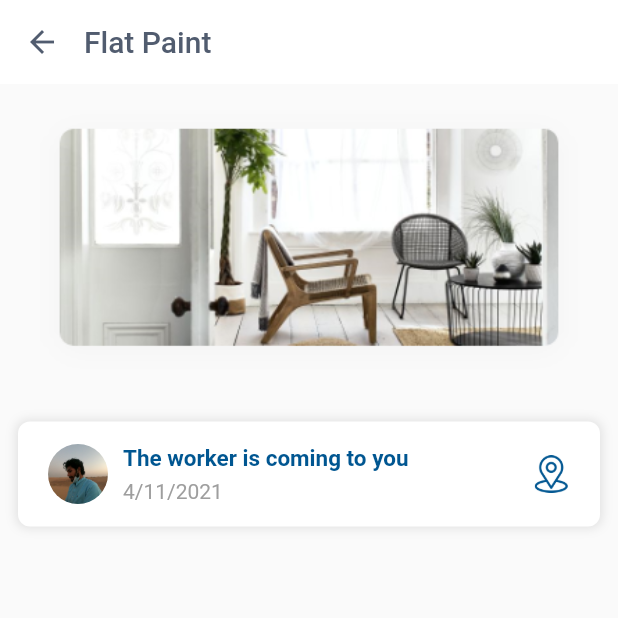
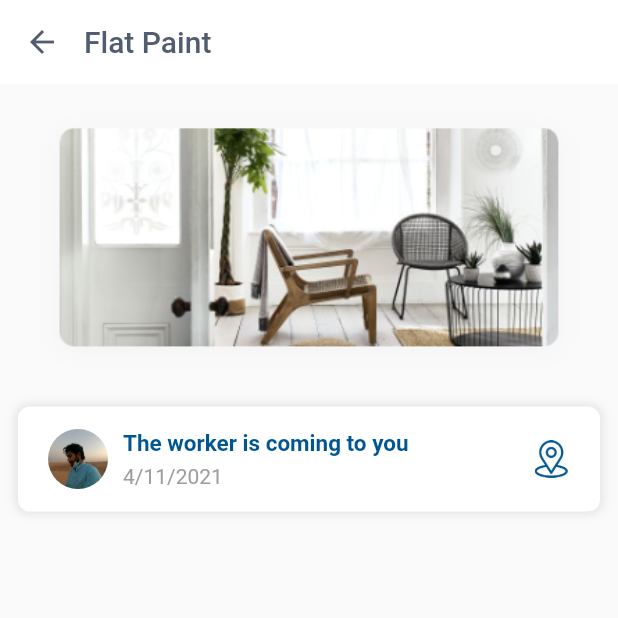
Before and after one commit to Ardhra-Vibin/my_ess, a Flutter app: the MyNavigationBar screen opened directly, item 3 of the bottom bar chosen, after a tap on "Flat Paint", on a phone screen of 412 x 824 dp, the top half of it. Run offline on Flutter 3.47's test engine with Material 2 defaults, Android fonts, the phone set to English and light mode, and no system bars; our stand-ins replace flutter_custom_clippers, material_design_icons_flutter, pin_code_fields, scrollable_positioned_list, shared_preferences; missing offline and left inert: dropdown_date_picker; accounts and stored records are empty.

Commit message:
added search and edited work progress screen

```diff
--- a/lib/Views/Categories/categories2.dart
+++ b/lib/Views/Categories/categories2.dart
@@ -106,7 +106,7 @@ class _CheckCategoryState extends State<CheckCategory> {
                                 children: [
                                   Row(
                                     children: [
-                                      Icon(Icons.person_outlined,color: Colors.white70,size: 12,),
+                                      Icon(Icons.person_outline,color: Colors.white70,size: 12,),
                                       SizedBox(width: 5,),
                                       SizedBox(height: 5,),
                                       Text("Name Here",style: TextStyle(fontWeight: FontWeight.bold,fontSize: 15,color: Colors.white),)
@@ -115,7 +115,7 @@ class _CheckCategoryState extends State<CheckCategory> {
                                   SizedBox(width: 5,),
                                   Row(
                                     children: [
-                                      Icon(Icons.location_on_outlined,color: Colors.white70,size: 12,),
+                                      Icon(Icons.location_on,color: Colors.white70,size: 12,),
                                       SizedBox(width: 5,),
                                       SizedBox(height: 5,),
                                       Text("location is here,the city",style: TextStyle(fontWeight: FontWeight.bold,fontSize: 10,color: Colors.white))
--- a/lib/Views/Categories/category_screen.dart
+++ b/lib/Views/Categories/category_screen.dart
@@ -111,7 +111,7 @@ class _Category_ScreenState extends State<Category_Screen> {
                                 Row(
                                   children: [
                                     Icon(
-                                      Icons.location_on_outlined,
+                                      Icons.location_on,
                                       color: white,
                                       size: 12,
                                     ),
--- a/lib/Views/Categories/search3.dart
+++ b/lib/Views/Categories/search3.dart
@@ -49,13 +49,13 @@ class _SearchState extends State<Search> {
                           children: [
                             Row(
                               children: [
-                                Icon(Icons.person_outlined,size: 20,),
+                                Icon(Icons.person_outline,size: 20,),
                                 Text("Person")
                               ],
                             ),
                             Row(
                               children: [
-                                Icon(Icons.person_outlined,size: 20,),
+                                Icon(Icons.person_outline,size: 20,),
                                 Text("location is here,the city")
                               ],
                             ),
@@ -65,7 +65,7 @@ class _SearchState extends State<Search> {
                     ),
                     Row(
                       children: [
-                        Icon(Icons.person_outlined,size: 20,),
+                        Icon(Icons.person_outline,size: 20,),
                       ],
                     ),
                   ],
--- a/lib/Views/Gps/3gps_site_search.dart
+++ b/lib/Views/Gps/3gps_site_search.dart
@@ -45,7 +45,7 @@ class _GPS_SiteSearchState extends State<GPS_SiteSearch> {
                       },
                       child: Row(
                         children: [
-                          Icon(Icons.arrow_back_ios_rounded,color: Colors.black,size: 20,),
+                          Icon(Icons.arrow_back_ios,color: Colors.black,size: 20,),
                                Text("back",style: TextStyle(color:Colors.black),)
                         ],
                       ),
--- a/lib/Views/Gps/4gps_location_detect.dart
+++ b/lib/Views/Gps/4gps_location_detect.dart
@@ -42,7 +42,7 @@ class _LocationDetectState extends State<LocationDetect> {
                       },
                       child: Row(
                         children: [
-                          Icon(Icons.arrow_back_ios_rounded,color: Colors.black,size: 20,),
+                          Icon(Icons.arrow_back_ios,color: Colors.black,size: 20,),
                           Text("back",style: TextStyle(color:Colors.black),)
                         ],
                       ),
--- a/lib/Views/Login/bottom_navigation_bar_screen.dart
+++ b/lib/Views/Login/bottom_navigation_bar_screen.dart
@@ -5,6 +5,7 @@ import 'package:flutter_ess_app/Views/Categories/search3.dart';
 import 'package:flutter_ess_app/Views/Categories/sub_categories_screen.dart';
 import 'package:flutter_ess_app/Views/Chat/chat_screen.dart';
 import 'package:flutter_ess_app/Views/Profile/profile.dart';
+import 'package:flutter_ess_app/Views/Search/search_screen.dart';
 import 'package:flutter_ess_app/Views/WorkProgress/work_progress_screen.dart';
 import 'package:flutter_ess_app/Views/widgets.dart';
 import 'package:material_design_icons_flutter/material_design_icons_flutter.dart';
@@ -24,7 +25,8 @@ class _MyNavigationBarState extends State<MyNavigationBar > {
     AddProfile(),
     WorkProgress(),
     ChatScreen(),
-    Text('Settings Screen', style: TextStyle(fontSize: 35, fontWeight: FontWeight.bold)),
+    SearchScreen()
+    // Text('Settings Screen', style: TextStyle(fontSize: 35, fontWeight: FontWeight.bold)),
   ];
   void _onItemTap(int index) {
     setState(() {
@@ -59,24 +61,24 @@ class _MyNavigationBarState extends State<MyNavigationBar > {
               items: const <BottomNavigationBarItem>[
                 BottomNavigationBarItem(
                     icon: Icon(Icons.home),
-                    label: 'Home',
+                    title: Text('Home'),
                 ),
                 BottomNavigationBarItem(
-                    icon: Icon(Icons.account_circle_outlined),
-                    label: 'Profile',
+                    icon: Icon(Icons.person_outline),
+                    title: Text('Profile'),
                 ),
                 BottomNavigationBarItem(
-                  icon: Icon(Icons.access_time_rounded),
-                  label: 'Timing',
+                  icon: Icon(Icons.access_time),
+                  title: Text( 'Timing'),
                 ),
                 BottomNavigationBarItem(
                   icon: Icon(MdiIcons.chatProcessingOutline),
-                  label: 'Messenger',
+                  title: Text('Messenger'),
                   //backgroundColor: Colors.lightBlue,
                 ),
                 BottomNavigationBarItem(
                   icon: Icon(MdiIcons.cogOutline),
-                  label: 'Settings',
+                  title: Text('Settings'),
                   //backgroundColor: Colors.lightBlue,
                 ),
               ],
--- a/lib/Views/Profile/profile.dart
+++ b/lib/Views/Profile/profile.dart
@@ -83,7 +83,7 @@ class _AddProfileState extends State<AddProfile> {
                                   ),
                                   Row(
                                     children: [
-                                      Icon(Icons.phone_in_talk_rounded,size: 12,color: sG,),
+                                      Icon(Icons.phone_in_talk,size: 12,color: sG,),
                                       SizedBox(width: 5,),
                                       Text("+123 123456789",style: f11sG)
                                     ],
--- a/lib/Views/Profile/profile_edit_screen.dart
+++ b/lib/Views/Profile/profile_edit_screen.dart
@@ -92,7 +92,7 @@ class _ProfileEditState extends State<ProfileEdit> {
                                 ),
                                 Row(
                                   children: [
-                                    Icon(Icons.phone_in_talk_rounded,size: 12,color: sG,),
+                                    Icon(Icons.phone_in_talk,size: 12,color: sG,),
                                     SizedBox(width: 5,),
                                     Text("+123 123456789",style: f11sG)
                                   ],
--- a/lib/Views/WorkProgress/pricing_terms_screen.dart
+++ b/lib/Views/WorkProgress/pricing_terms_screen.dart
@@ -107,7 +107,7 @@ class _PricingTermsScreenState extends State<PricingTermsScreen> {
                         color: fG,
                       ),
                       Text("0:23",style: f17tG,),
-                      Icon(Icons.access_time_rounded,color: Colors.redAccent[100],),
+                      Icon(Icons.access_time,color: Colors.redAccent[100],),
                     ],
                   ),
                 ),
--- a/lib/Views/WorkProgress/work_detail_screen1.dart
+++ b/lib/Views/WorkProgress/work_detail_screen1.dart
@@ -33,15 +33,16 @@ class _CheckWorkScreen1State extends State<CheckWorkScreen1> {
         padding: const EdgeInsets.only(right: 12,left: 12,top: 5),
         child: Column(
           children: [
-            ClipRRect(
-              borderRadius:BorderRadius.circular(12),
-              child: Container(
-                height: 200,
-                width: w,
-                child:Image.asset(widget.img,fit: BoxFit.fill,),
+            Container(
+              height:200,
+              width: w,
+              clipBehavior: Clip.antiAlias,
+              decoration: BoxDecoration(
+                  borderRadius: BorderRadius.circular(10)
               ),
+              child: Image.asset("assets/image/flatpaintchair.png",fit: BoxFit.cover,),
             ),
-            SizedBox(height: 20,),
+            SizedBox(height: 10,),
             GestureDetector(
               onTap: (){
                 Navigator.push(context, MaterialPageRoute(builder: (context) => WorkDetailsScreen2()));
--- a/lib/Views/WorkProgress/work_progress_screen.dart
+++ b/lib/Views/WorkProgress/work_progress_screen.dart
@@ -74,7 +74,7 @@ class _WorkProgressState extends State<WorkProgress> {
                         Row(
                           children: [
                             Icon(
-                              Icons.location_on_outlined,
+                              Icons.location_on,
                               color: white,
                               size: 12,
                             ),
@@ -119,7 +119,7 @@ class _WorkProgressState extends State<WorkProgress> {
                 )
               ),
               child: Padding(
-                padding: const EdgeInsets.only(left: 12,right: 12,bottom: 20,top: 20),
+                padding: const EdgeInsets.only(left: 12,right: 12,bottom: 20,top: 30),
                 child: Column(
                   children: [
                     Row(
@@ -137,17 +137,13 @@ class _WorkProgressState extends State<WorkProgress> {
                         },
                         child: Container(
                           decoration: BoxDecoration(
-                              boxShadow: [
-                                BoxShadow(
-                                    color: Colors.grey[100],
-                                    blurRadius: 2,
-                                    spreadRadius: 2
-                                )
-                              ]
+                              color: white,
+                              borderRadius: BorderRadius.circular(8),
+                              boxShadow: [BoxShadow(color: Colors.grey[300],
+                                  spreadRadius: 1,blurRadius: 5),]
                           ),
-                          child: Card(
                           child: Padding(
-                              padding: const EdgeInsets.all(8.0),
+                            padding: const EdgeInsets.all(10),
                             child: Container(
                               child: Row(
                                 mainAxisAlignment: MainAxisAlignment.spaceBetween,
@@ -173,7 +169,6 @@ class _WorkProgressState extends State<WorkProgress> {
                           ),
                         ),
                       ),
-                      ),
                     )
                   ],
                 ),
--- a/pubspec.yaml
+++ b/pubspec.yaml
@@ -36,6 +36,7 @@ dependencies:
   scrollable_positioned_list: ^0.1.10
   dropdown_date_picker: ^0.1.1+2
   intl:
+  url_launcher:
 
 
 
@@ -62,6 +63,7 @@ flutter:
     - assets/images/g_map.png
     - assets/images/india.png
     - assets/images/uae.png
+    - assets/image/search.png
     - assets/images/america.png
     - assets/images/esslogo.png
     - assets/images/splash1.png
```
Also changed, not shown: lib/Views/Search/rating_screen.dart (added, +103 -0 lines), lib/Views/Search/search_screen.dart (added, +231 -0 lines), lib/Views/WorkProgress/work_detail_screen2.dart (+5 -3 lines), lib/Views/WorkProgress/work_detail_screen3.dart (+30 -12 lines), lib/Views/widgets.dart (+11 -0 lines), assets/image/search.png (added), pubspec.lock. Lines whose indentation alone changed are shown as unchanged.
